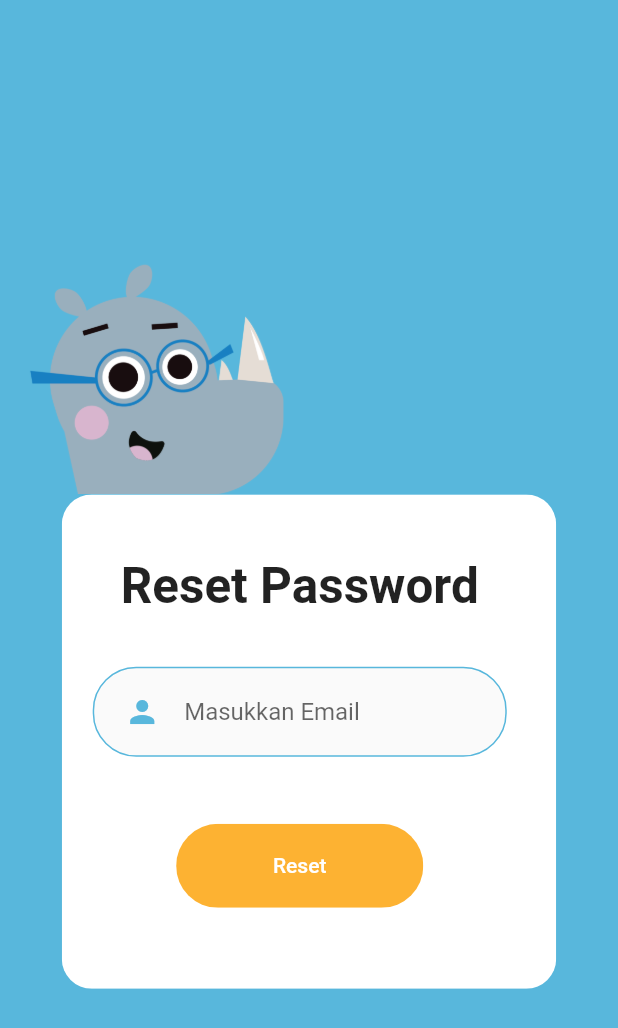
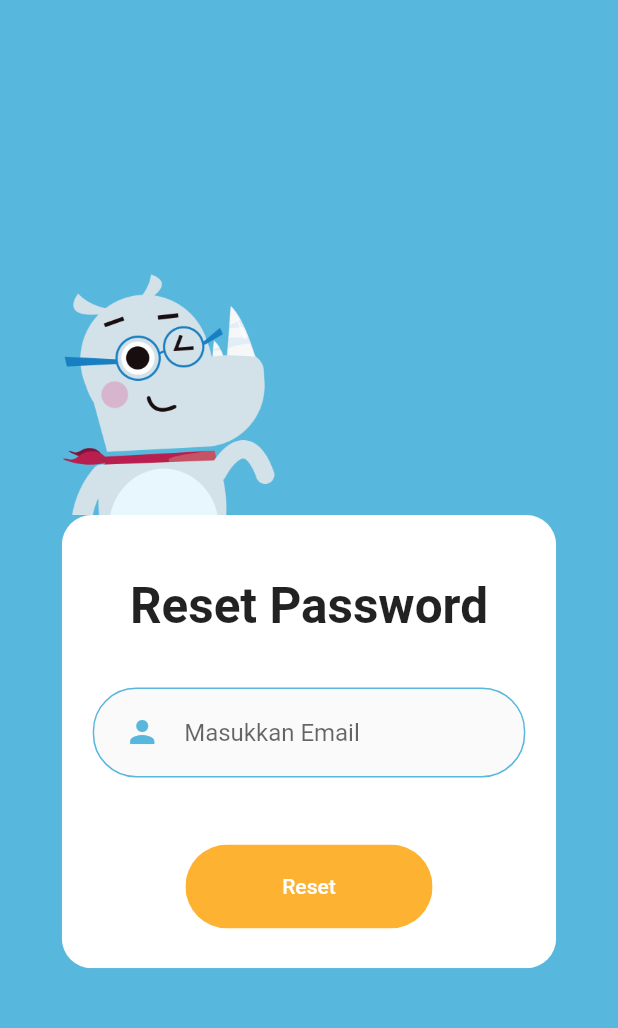
Before and after one commit to Ghannyerlangga/kelasku, a Flutter app: the screen it shows after launch, after a tap on "Lupa Password?", on a phone screen of 412 x 824 dp. Shown: the top 1028 px of the screen. Run offline on Flutter 3.47's test engine with Material 2 defaults, Android fonts, the phone set to English and light mode, and no system bars; our stand-ins replace font_awesome_flutter.

Commit message:
Update Login Register Reset

```diff
--- a/lib/Login/components/body.dart
+++ b/lib/Login/components/body.dart
@@ -5,34 +5,68 @@ import 'package:belajar_asyik/components/rounded_input_field.dart';
 import 'package:belajar_asyik/components/rounded_password_field.dart';
 import 'package:belajar_asyik/constants.dart';
 import 'package:flutter/material.dart';
+import 'package:font_awesome_flutter/font_awesome_flutter.dart';
 import 'background.dart';
 
-class Body extends StatelessWidget {
+class Body extends StatefulWidget {
+  @override
+  _BodyState createState() => _BodyState();
+}
+
+class _BodyState extends State<Body> with SingleTickerProviderStateMixin {
+  Animation animation, delayedAnimation, muchDelayedAnimation;
+  AnimationController animationController;
+
+  @override
+  void initState() {
+    super.initState();
+    animationController =
+        AnimationController(duration: Duration(seconds: 3), vsync: this);
+    animation = Tween(begin: -1.0, end: 0.0).animate(
+        CurvedAnimation(parent: animationController, curve: Curves.bounceIn));
+    delayedAnimation = Tween(begin: -1.0, end: 0.0).animate(CurvedAnimation(
+        parent: animationController,
+        curve: Interval(3.0, 5.0, curve: Curves.bounceIn)));
+    animationController.forward();
+  }
+
   @override
   Widget build(BuildContext context) {
     Size size = MediaQuery.of(context).size;
+    return AnimatedBuilder(
+        animation: animationController,
+        builder: (BuildContext context, Widget child) {
           return Background(
               child: SingleChildScrollView(
             child: Column(
               mainAxisAlignment: MainAxisAlignment.center,
               children: <Widget>[
-            Image.asset(
-              "asset/img/maskot_kepala.png",
+                Transform(
+                  transform: Matrix4.translationValues(
+                      delayedAnimation.value * size.width, 0.0, 0.0),
+                  child: Image.asset(
+                    "asset/img/log_reg_maskot.png",
                     height: size.height * 0.2,
                   ),
-            ClipRRect(
+                ),
+                Transform(
+                  transform: Matrix4.translationValues(
+                      animation.value * size.width, 0.0, 0.0),
+                  child: ClipRRect(
                     borderRadius: BorderRadius.all(
                       Radius.circular(20),
                     ),
                     child: Container(
-                height: MediaQuery.of(context).size.height * 0.7,
+                      // height: MediaQuery.of(context).size.height * 0.7,
                       width: MediaQuery.of(context).size.width * 0.8,
                       decoration: BoxDecoration(
                         color: Colors.white,
                       ),
                       child: Padding(
                         padding: EdgeInsets.only(
-                      left: size.width * 0.05, right: size.width * 0.08),
+                            left: size.width * 0.05,
+                            right: size.width * 0.05,
+                            bottom: size.height * 0.02),
                         child: Column(
                           children: <Widget>[
                             Container(
@@ -42,18 +76,15 @@ class Body extends StatelessWidget {
                                       fontSize: size.height * 0.05,
                                       fontWeight: FontWeight.bold)),
                             ),
+                            FaIcon(FontAwesomeIcons.bullhorn),
                             SizedBox(height: size.height * 0.03),
                             Container(
-                        // margin: EdgeInsets.only(
-                        //     left: size.width * 0.05, right: size.width * 0.05),
                               child: RoundedInputField(
                                 hintText: "Username",
                                 onChanged: (value) {},
                               ),
                             ),
                             Container(
-                        // margin: EdgeInsets.only(
-                        //     left: size.width * 0.05, right: size.width * 0.05),
                               child: RoundedPasswordField(
                                 onChanged: (value) {},
                               ),
@@ -71,7 +102,8 @@ class Body extends StatelessWidget {
                                   child: Text(
                                     "Lupa Password?",
                                     style: TextStyle(
-                                  color: kTombol, fontWeight: FontWeight.bold),
+                                        color: kTombol,
+                                        fontWeight: FontWeight.bold),
                                   ),
                                 )
                               ],
@@ -86,10 +118,8 @@ class Body extends StatelessWidget {
                                 )
                               ],
                             ),
-                      SizedBox(height: size.height * 0.1),
-                      Align(
-                        alignment: FractionalOffset.bottomCenter,
-                        child: Row(
+                            SizedBox(height: size.height * 0.05),
+                            Row(
                               mainAxisAlignment: MainAxisAlignment.center,
                               children: [
                                 Text("Belum punya akun? "),
@@ -109,15 +139,15 @@ class Body extends StatelessWidget {
                                 )
                               ],
                             ),
-                      )
                           ],
+                        ),
                       ),
                     ),
                   ),
                 ),
               ],
             ),
-      ),
-    );
+          ));
+        });
   }
 }
--- a/lib/Register/components/body.dart
+++ b/lib/Register/components/body.dart
@@ -15,7 +15,7 @@ class Body extends StatelessWidget {
           mainAxisAlignment: MainAxisAlignment.center,
           children: <Widget>[
             Image.asset(
-              "asset/img/maskot_kepala.png",
+              "asset/img/log_reg_maskot.png",
               height: size.height * 0.2,
             ),
             Container(
@@ -25,14 +25,16 @@ class Body extends StatelessWidget {
                   Radius.circular(20),
                 ),
                 child: Container(
-                  height: MediaQuery.of(context).size.height * 0.9,
+                  // height: MediaQuery.of(context).size.height * 0.95,
                   width: MediaQuery.of(context).size.width * 0.8,
                   decoration: BoxDecoration(
                     color: Colors.white,
                   ),
                   child: Padding(
                     padding: EdgeInsets.only(
-                        left: size.width * 0.05, right: size.width * 0.08),
+                        left: size.width * 0.05,
+                        right: size.width * 0.05,
+                        bottom: size.height * 0.02),
                     child: Column(
                       children: <Widget>[
                         Container(
--- a/lib/Reset/components/body.dart
+++ b/lib/Reset/components/body.dart
@@ -14,12 +14,12 @@ class Body extends StatelessWidget {
           mainAxisAlignment: MainAxisAlignment.center,
           children: <Widget>[
             Container(
-              margin: EdgeInsets.only(left: size.width * 0.04),
+              margin: EdgeInsets.only(left: size.width * 0.1),
               child: Row(
                 mainAxisAlignment: MainAxisAlignment.start,
                 children: [
                   Image.asset(
-                    "asset/img/maskot_kepala.png",
+                    "asset/img/reset_maskot.png",
                     height: size.height * 0.2,
                   ),
                 ],
@@ -31,14 +31,16 @@ class Body extends StatelessWidget {
                   Radius.circular(20),
                 ),
                 child: Container(
-                  height: MediaQuery.of(context).size.height * 0.4,
+                  // height: MediaQuery.of(context).size.height * 0.45,
                   width: MediaQuery.of(context).size.width * 0.8,
                   decoration: BoxDecoration(
                     color: Colors.white,
                   ),
                   child: Padding(
                     padding: EdgeInsets.only(
-                        left: size.width * 0.05, right: size.width * 0.08),
+                        left: size.width * 0.05,
+                        right: size.width * 0.05,
+                        bottom: size.height * 0.02),
                     child: Column(
                       children: <Widget>[
                         Container(
--- a/pubspec.yaml
+++ b/pubspec.yaml
@@ -29,6 +29,7 @@ dependencies:
   # Use with the CupertinoIcons class for iOS style icons.
   cupertino_icons: ^0.1.3
   flutter_svg: ^0.17.3+1
+  font_awesome_flutter: ^8.8.1
 
 dev_dependencies:
   flutter_test:
@@ -47,7 +48,8 @@ flutter:
 
   # To add assets to your application, add an assets section, like this:
   assets:
-    - asset/img/maskot_kepala.png
+    - asset/img/log_reg_maskot.png
+    - asset/img/reset_maskot.png
   #   - images/a_dot_ham.jpeg
 
   # An image asset can refer to one or more resolution-specific "variants", see
```
Also changed, not shown: asset/img/log_reg_maskot.png (added), asset/img/maskot_kepala.png (deleted), asset/img/maskot_kepala.svg (deleted), asset/img/reset_maskot.png (added), pubspec.lock. Lines whose indentation alone changed are shown as unchanged.
